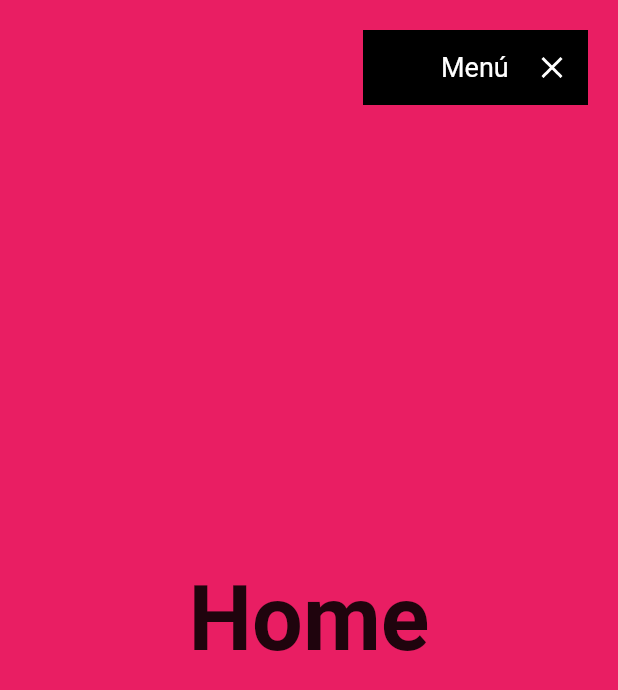
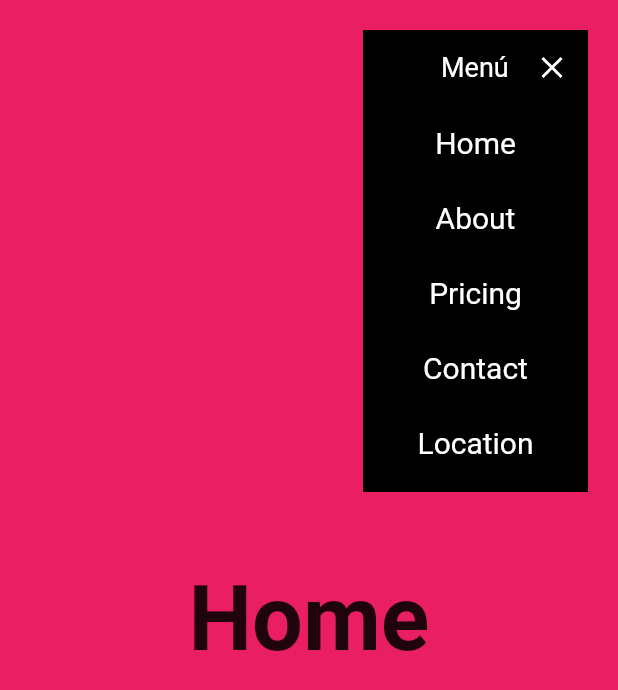
Before and after one commit to Josehdez96/flutter_web, a Flutter app: the screen it shows after launch, after a tap on "Menú", on a phone screen of 412 x 824 dp. Shown: the top 690 px of the screen. Run offline on Flutter 3.47's test engine with Material 2 defaults, Android fonts, the phone set to English and light mode, and no system bars; our stand-ins replace fluro, google_fonts; missing offline and left inert: dart:js.

Commit message:
feat(custom_app_menu): menu items

```diff
--- a/lib/ui/shared/custom_app_menu.dart
+++ b/lib/ui/shared/custom_app_menu.dart
@@ -1,5 +1,6 @@
 import 'package:flutter/material.dart';
 import 'package:google_fonts/google_fonts.dart';
+import 'package:vertical_landing_page/ui/shared/custom_menu_item.dart';
 
 class CustomAppMenu extends StatefulWidget {
 
@@ -39,12 +40,48 @@ class _CustomAppMenuState extends State<CustomAppMenu> with SingleTickerProvider
         child: Container(
             padding: EdgeInsets.symmetric(horizontal: 12),
             width: 150,
+            height: isOpen ? 308 : 50,
+            color: Colors.black,
+            child: Column(
+              children: [
+                _MenuTitle(isOpen: isOpen, controller: controller),
+
+                if (isOpen)
+                  ...[
+                    CustomMenuItem(text: 'Home', onPressed: () {}),
+                    CustomMenuItem(text: 'About', onPressed: () {}),
+                    CustomMenuItem(text: 'Pricing', onPressed: () {}),
+                    CustomMenuItem(text: 'Contact', onPressed: () {}),
+                    CustomMenuItem(text: 'Location', onPressed: () {}),
+                    SizedBox( height: 8 )
+                  ]
+              ],
+            ),
+        ),
+      ),
+    );
+  }
+}
+
+class _MenuTitle extends StatelessWidget {
+  const _MenuTitle({
+    Key? key,
+    required this.isOpen,
+    required this.controller,
+  }) : super(key: key);
+
+  final bool isOpen;
+  final AnimationController controller;
+
+  @override
+  Widget build(BuildContext context) {
+    return Container(
+      width: 150,
       height: 50,
-            color: Colors.black,
       child: Row(
         children: [
           AnimatedContainer(
-                  duration: Duration(milliseconds: 200),
+            duration: Duration( milliseconds: 200 ),
             curve: Curves.easeInOut,
             width: isOpen ? 40 : 0,
           ),
@@ -63,8 +100,6 @@ class _CustomAppMenuState extends State<CustomAppMenu> with SingleTickerProvider
           )
         ]
       ),
-        ),
-      ),
     );
   }
 }
--- /dev/null
+++ b/lib/ui/shared/custom_menu_item.dart
@@ -0,0 +1,45 @@
+import 'package:flutter/material.dart';
+import 'package:google_fonts/google_fonts.dart';
+
+class CustomMenuItem extends StatefulWidget {
+  final String text;
+  final Function onPressed;
+
+  const CustomMenuItem({
+    Key? key,
+    required this.text,
+    required this.onPressed
+    }) : super(key: key);
+
+
+  @override
+  _CustomMenuItemState createState() => _CustomMenuItemState();
+}
+
+class _CustomMenuItemState extends State<CustomMenuItem> {
+
+  bool isHover = false;
+
+  @override
+  Widget build(BuildContext context) {
+    return MouseRegion(
+      onEnter: ( _ ) => setState(() => isHover = true),
+      onExit: ( _ ) => setState(() => isHover = false),
+      child: GestureDetector(
+        onTap: () => widget.onPressed(),
+        child: AnimatedContainer(
+          duration: Duration(milliseconds: 300),
+          width: 150,
+          height: 50,
+          color: isHover ? Colors.pinkAccent : Colors.black,
+          child: Center(
+            child: Text(
+              widget.text,
+              style: GoogleFonts.roboto(fontSize: 20, color: Colors.white)
+            ),
+          )
+        ),
+      ),
+    );
+  }
+}
```
Lines whose indentation alone changed are shown as unchanged.
